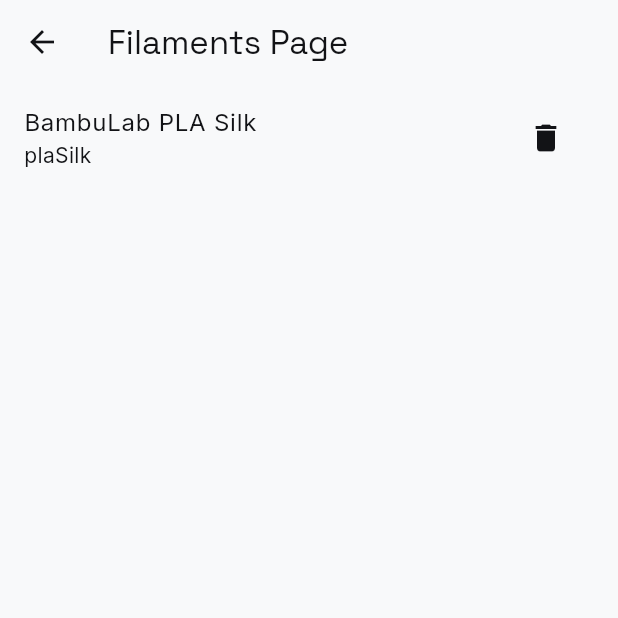
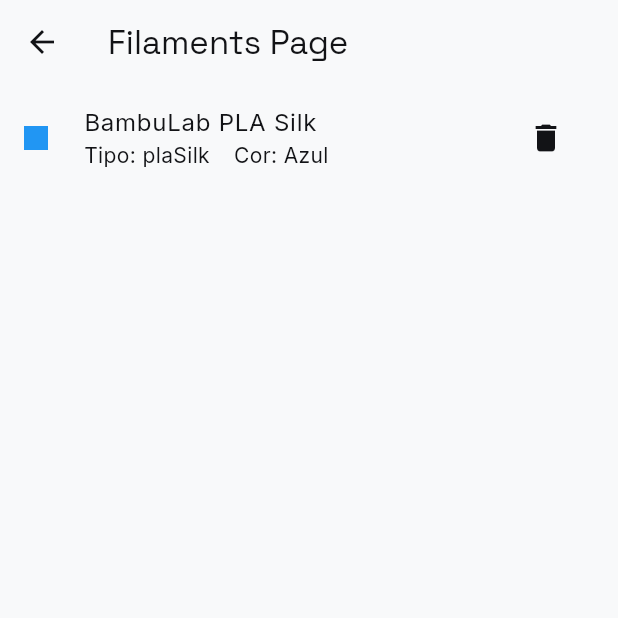
Before and after one commit to felipepcmourao/filament_os, a Flutter app: the FilamentsPage screen opened directly, after a tap on "Adicionar Filamento", on a phone screen of 412 x 824 dp, the top half of it. Run offline on Flutter 3.47's test engine with Material 3 defaults, Android fonts, the light colour scheme and no system bars; our stand-ins replace equatable, google_fonts.

Commit message:
feat(filaments): exibe a cor real do filamento na lista
FilamentColor (domínio) continua sem depender do Flutter. A tradução para Color vive numa extension (FilamentColorMaterial) na camada de apresentação, com switch exaustivo — se um valor do enum ficar sem cor mapeada, o build quebra em vez de falhar silenciosamente em runtime.

Troca golden/silver por grey/pink no enum (sem constante direta em Colors.*, evitando hex arbitrário) e reescala AppSpacing (xs=8...xxl=80) depois de ver os valores antigos pequenos demais rodando no app.

```diff
--- a/lib/core/theme/app_spacing.dart
+++ b/lib/core/theme/app_spacing.dart
@@ -1,8 +1,8 @@
 class AppSpacing {
-  static const double xs = 4;
-  static const double sm = 8;
-  static const double md = 12;
-  static const double lg = 16;
-  static const double xl = 20;
-  static const double xxl = 24;
+  static const double xs = 8;
+  static const double sm = 16;
+  static const double md = 24;
+  static const double lg = 32;
+  static const double xl = 48;
+  static const double xxl = 80;
 }
--- a/lib/features/filaments/domain/filament_color.dart
+++ b/lib/features/filaments/domain/filament_color.dart
@@ -6,12 +6,13 @@
 enum FilamentColor {
   red('Vermelho'),
   yellow('Amarelo'),
-  golden('Dourado'),
-  silver('Prateado'),
+  grey('Cinza'),
+  pink('Rosa'),
   green('Verde'),
   blue('Azul');
 
   final String label;
+
   const FilamentColor(this.label);
 
   @override
--- /dev/null
+++ b/lib/features/filaments/presentation/filament_color_material.dart
@@ -0,0 +1,15 @@
+import 'package:filament_os/features/filaments/domain/filament_color.dart';
+import 'package:flutter/material.dart';
+
+extension FilamentColorMaterial on FilamentColor {
+  Color toMaterial (){
+    switch(this) {
+      case FilamentColor.blue: return Colors.blue;
+      case FilamentColor.green: return Colors.green;
+      case FilamentColor.grey: return Colors.grey;
+      case FilamentColor.pink: return Colors.pink;
+      case FilamentColor.red: return Colors.red;
+      case FilamentColor.yellow: return Colors.yellow;
+    }
+  }
+}
--- a/lib/features/filaments/presentation/filaments_page.dart
+++ b/lib/features/filaments/presentation/filaments_page.dart
@@ -1,7 +1,9 @@
+import 'package:filament_os/core/theme/app_spacing.dart';
 import 'package:filament_os/features/filaments/data/filament_repository_fake_impl.dart';
 import 'package:filament_os/features/filaments/domain/filament.dart';
 import 'package:filament_os/features/filaments/domain/filament_color.dart';
 import 'package:filament_os/features/filaments/domain/filament_type.dart';
+import 'package:filament_os/features/filaments/presentation/filament_color_material.dart';
 import 'package:filament_os/shared/domain/money.dart';
 import 'package:filament_os/shared/domain/weight.dart';
 import 'package:flutter/material.dart';
@@ -91,7 +93,14 @@
                       final filament = filamentList[index];
                       return ListTile(
                         title: Text(filament.name),
-                        subtitle: Text(filament.type.name),
+                        subtitle: Row(
+                          children: [
+                            Text('Tipo: ${filament.type.name}'),
+                            const VerticalDivider(),
+                            Text('Cor: ${filament.color.label}')
+                          ],
+                        ),
+                        leading: Container(color: filament.color.toMaterial(), height: AppSpacing.sm, width: AppSpacing.sm,),
                         trailing: IconButton(
                           onPressed: () async {
                             await filamentRepository.remove(filament.id);
```
